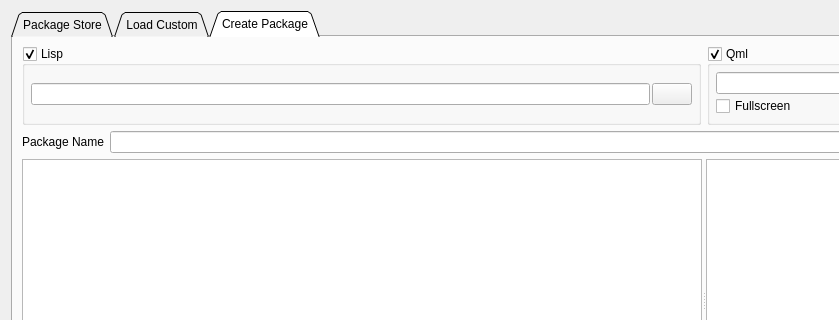
This is pages/pagevescpackage.ui in vedderb/vesc_tool as Qt 5 draws it before an edit; both pictures show x 0 to 839 and y 0 to 320 of the 1408 by 555 pixel window. The edited form follows.
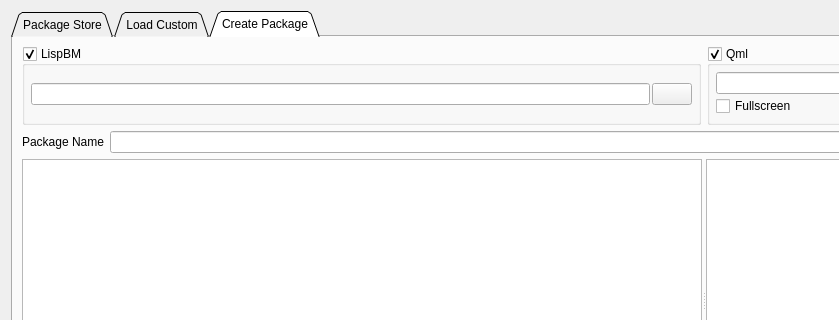
This is the edited form. The open tabs and pages were chosen to show the change. Icons and pictures are not drawn. Custom widgets are drawn as their Qt base class.

Commit message:
Change usage of "Lisp" to "LispBM" in UI
Changes all places which refer to LispBM as "Lisp" to instead use
the full capitalized form "LispBM" to be more precise. This aligns the
UI with the change to prefer the ".lbm" extension over ".lisp".

Also removes incorrectly hyphens in compound nouns which include "lisp".
For example, "LispBM-scripts" is changed to "LispBM scripts".

Additionally changes the Discord channel name referenced in pagelisp.cpp to
match the name in the official Discord.

Patch:
```diff
--- a/pages/pagevescpackage.ui
+++ b/pages/pagevescpackage.ui
@@ -222,7 +222,7 @@
          <item>
           <widget class="QGroupBox" name="lispBox">
            <property name="title">
-            <string>Lisp</string>
+            <string>LispBM</string>
            </property>
            <property name="checkable">
             <bool>true</bool>
```
The commit also changes 15 other files.
